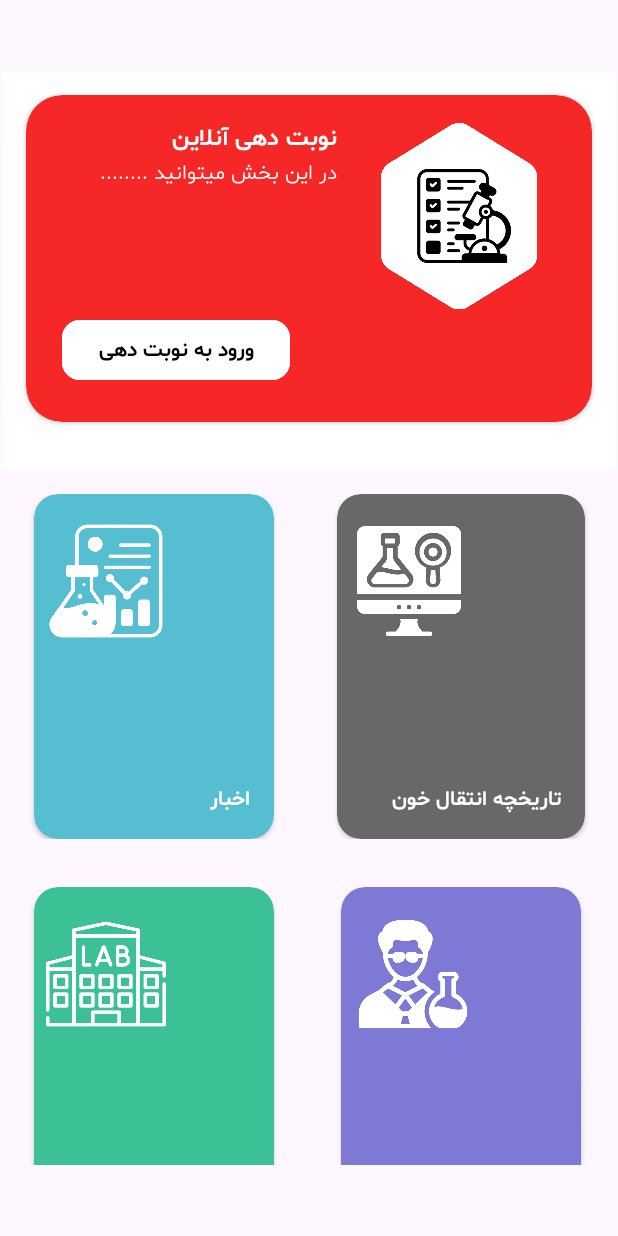
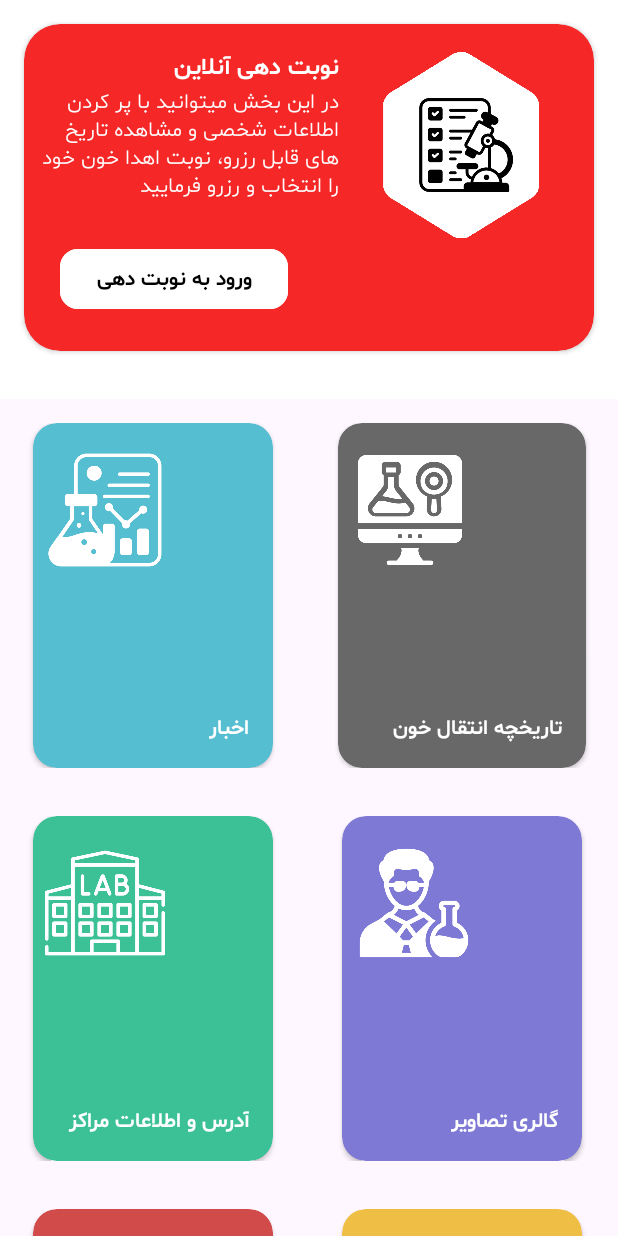
Before and after one commit to alirezamadaniii/BloodLab, an Android app: the screen it shows after launch (MainActivity), on a phone screen of 412 x 824 dp. Run offline under Robolectric (Android 15) with nearby library versions, the phone set to English and light mode, and no system bars; our stand-ins replace data binding; 5 statements that could not run were skipped.

Commit message:
add splash

```diff
--- a/app/src/main/AndroidManifest.xml
+++ b/app/src/main/AndroidManifest.xml
@@ -9,10 +9,10 @@
         android:allowBackup="true"
         android:dataExtractionRules="@xml/data_extraction_rules"
         android:fullBackupContent="@xml/backup_rules"
-        android:icon="@mipmap/ic_launcher"
+        android:icon="@drawable/logo"
         android:label="@string/app_name"
-        android:roundIcon="@mipmap/ic_launcher_round"
-        android:supportsRtl="true"
+        android:roundIcon="@drawable/logo"
+        android:supportsRtl="false"
         android:theme="@style/Theme.BloodLab"
         tools:targetApi="31">
         <activity
--- a/app/src/main/java/com/example/bloodlab/HomeFragment.kt
+++ b/app/src/main/java/com/example/bloodlab/HomeFragment.kt
@@ -1,14 +1,15 @@
 package com.example.bloodlab
 
 import android.os.Bundle
-import androidx.fragment.app.Fragment
+import android.view.KeyEvent
 import android.view.LayoutInflater
 import android.view.View
 import android.view.ViewGroup
 import androidx.databinding.DataBindingUtil
+import androidx.fragment.app.Fragment
 import androidx.navigation.fragment.findNavController
 import com.example.bloodlab.databinding.FragmentHomeBinding
-import com.example.bloodlab.databinding.FragmentNewsBinding
+
 
 class HomeFragment : Fragment() {
     private lateinit var binding: FragmentHomeBinding
@@ -38,8 +39,28 @@ class HomeFragment : Fragment() {
         binding.cardGallery.setOnClickListener {
             findNavController().navigate(R.id.action_homeFragment_to_galleryFragment)
         }
+
+        binding.cardAboutUs.setOnClickListener {
+            findNavController().navigate(R.id.action_homeFragment_to_aboutUsFragment)
+        }
+
+        binding.cardSuggestion.setOnClickListener {
+            findNavController().navigate(R.id.action_homeFragment_to_suggestionFragment)
+        }
     }
 
+    override fun onResume() {
+        super.onResume()
 
+        if (view == null) return
+        requireView().isFocusableInTouchMode = true
+        requireView().requestFocus()
+        requireView().setOnKeyListener { v: View?, keyCode: Int, event: KeyEvent ->
+            if (event.action == KeyEvent.ACTION_UP && keyCode == KeyEvent.KEYCODE_BACK) {
+                return@setOnKeyListener true
+            }
+            false
+        }
+    }
 
 }
--- /dev/null
+++ b/app/src/main/java/com/example/bloodlab/SplashScreenFragment.kt
@@ -0,0 +1,40 @@
+package com.example.bloodlab
+
+import android.os.Bundle
+import android.os.Handler
+import android.view.LayoutInflater
+import android.view.View
+import android.view.ViewGroup
+import android.view.animation.Animation
+import android.view.animation.AnimationUtils
+import androidx.databinding.DataBindingUtil
+import androidx.fragment.app.Fragment
+import androidx.navigation.fragment.findNavController
+import com.example.bloodlab.databinding.FragmentSplashScreenBinding
+
+
+class SplashScreenFragment : Fragment() {
+    private lateinit var binding: FragmentSplashScreenBinding
+      override fun onCreateView(
+        inflater: LayoutInflater, container: ViewGroup?,
+        savedInstanceState: Bundle?
+    ): View? {
+        // Inflate the layout for this fragment
+
+
+          binding = DataBindingUtil.inflate(inflater,com.example.bloodlab.R.layout.fragment_splash_screen, container, false)
+
+          val myFadeInAnimationImage: Animation = AnimationUtils.loadAnimation(requireContext(), com.example.bloodlab.R.anim.fade)
+          binding.cvSplash.startAnimation(myFadeInAnimationImage) //Set animation to your ImageView
+
+          val myFadeInAnimationText: Animation = AnimationUtils.loadAnimation(requireContext(), com.example.bloodlab.R.anim.fade_title)
+          binding.tvSplash.startAnimation(myFadeInAnimationText) //Set animation to your TextView
+
+          Handler().postDelayed({
+              findNavController().navigate(com.example.bloodlab.R.id.action_splashScreenFragment_to_homeFragment)
+          },3500)
+
+          return binding.root
+    }
+
+}
--- /dev/null
+++ b/app/src/main/res/anim/fade.xml
@@ -0,0 +1,12 @@
+<?xml version="1.0" encoding="utf-8"?>
+<set xmlns:android="http://schemas.android.com/apk/res/android">
+    <translate
+        android:duration="1500"
+        android:fromXDelta="-50%"
+        android:fromYDelta="0%" />
+
+    <alpha
+        android:duration="2000"
+        android:fromAlpha="0.1"
+        android:toAlpha="1.0" />
+</set>
--- /dev/null
+++ b/app/src/main/res/anim/fade_title.xml
@@ -0,0 +1,7 @@
+<?xml version="1.0" encoding="utf-8"?>
+<set xmlns:android="http://schemas.android.com/apk/res/android">
+    <alpha
+        android:duration="2000"
+        android:fromAlpha="0.1"
+        android:toAlpha="1.0" />
+</set>
--- a/app/src/main/res/layout/activity_main.xml
+++ b/app/src/main/res/layout/activity_main.xml
@@ -9,8 +9,8 @@
     <androidx.fragment.app.FragmentContainerView
         android:id="@+id/fragmentContainerView"
         android:name="androidx.navigation.fragment.NavHostFragment"
-        android:layout_width="409dp"
-        android:layout_height="729dp"
+        android:layout_width="match_parent"
+        android:layout_height="match_parent"
         app:defaultNavHost="true"
         app:layout_constraintBottom_toBottomOf="parent"
         app:layout_constraintEnd_toEndOf="parent"
--- a/app/src/main/res/layout/fragment_home.xml
+++ b/app/src/main/res/layout/fragment_home.xml
@@ -58,12 +58,14 @@
                             app:layout_constraintTop_toTopOf="@+id/appCompatImageView" />
 
                         <com.google.android.material.textview.MaterialTextView
-                            android:layout_width="wrap_content"
+                            android:layout_width="0dp"
                             android:layout_height="wrap_content"
+                            android:fontFamily="@font/shabnam_light"
+                            android:layout_marginStart="12dp"
+                            android:text="در این بخش میتوانید با پر کردن اطلاعات شخصی و مشاهده تاریخ های قابل رزرو، نوبت اهدا خون خود را انتخاب و رزرو فرمایید"
                             android:textColor="@color/white"
-                            android:text="در این بخش میتوانید ........"
-                            android:fontFamily="@font/shabnam_light"
                             app:layout_constraintEnd_toEndOf="@+id/materialTextView"
+                            app:layout_constraintStart_toStartOf="parent"
                             app:layout_constraintTop_toBottomOf="@+id/materialTextView" />
 
                         <com.google.android.material.button.MaterialButton
@@ -155,6 +157,7 @@
                 android:layout_margin="16dp" />
 
             <include
+                android:id="@+id/card_about_us"
                 layout="@layout/card_about_us"
                 android:layout_width="wrap_content"
                 android:layout_height="wrap_content"
@@ -163,6 +166,7 @@
 
 
             <include
+                android:id="@+id/card_suggestion"
                 layout="@layout/card_sugestion"
                 android:layout_width="wrap_content"
                 android:layout_height="wrap_content"
--- a/app/src/main/res/navigation/main_nav.xml
+++ b/app/src/main/res/navigation/main_nav.xml
@@ -1,8 +1,9 @@
 <?xml version="1.0" encoding="utf-8"?>
 <navigation xmlns:android="http://schemas.android.com/apk/res/android"
     xmlns:app="http://schemas.android.com/apk/res-auto"
+    xmlns:tools="http://schemas.android.com/tools"
     android:id="@+id/main_nav"
-    app:startDestination="@id/homeFragment">
+    app:startDestination="@id/splashScreenFragment">
 
     <fragment
         android:id="@+id/homeFragment"
@@ -20,6 +21,12 @@
         <action
             android:id="@+id/action_homeFragment_to_galleryFragment"
             app:destination="@id/galleryFragment" />
+        <action
+            android:id="@+id/action_homeFragment_to_aboutUsFragment"
+            app:destination="@id/aboutUsFragment" />
+        <action
+            android:id="@+id/action_homeFragment_to_suggestionFragment"
+            app:destination="@id/suggestionFragment" />
     </fragment>
     <fragment
         android:id="@+id/newsFragment"
@@ -37,4 +44,21 @@
         android:id="@+id/galleryFragment"
         android:name="com.example.bloodlab.GalleryFragment"
         android:label="GalleryFragment" />
+    <fragment
+        android:id="@+id/aboutUsFragment"
+        android:name="com.example.bloodlab.AboutUsFragment"
+        android:label="AboutUsFragment" />
+    <fragment
+        android:id="@+id/suggestionFragment"
+        android:name="com.example.bloodlab.SuggestionFragment"
+        android:label="SuggestionFragment" />
+    <fragment
+        android:id="@+id/splashScreenFragment"
+        android:name="com.example.bloodlab.SplashScreenFragment"
+        android:label="fragment_splash_screen"
+        tools:layout="@layout/fragment_splash_screen" >
+        <action
+            android:id="@+id/action_splashScreenFragment_to_homeFragment"
+            app:destination="@id/homeFragment" />
+    </fragment>
 </navigation>
--- a/app/src/main/res/values/strings.xml
+++ b/app/src/main/res/values/strings.xml
@@ -1,5 +1,5 @@
 <resources>
-    <string name="app_name">Blood Lab</string>
+    <string name="app_name">انتقال خون سیستان بلوچستان</string>
     <!-- TODO: Remove or change this placeholder text -->
     <string name="hello_blank_fragment">Hello blank fragment</string>
 </resources>
```
Also changed, not shown: app/src/main/java/com/example/bloodlab/AboutUsFragment.kt (added, +51 -0 lines), app/src/main/java/com/example/bloodlab/SuggestionFragment.kt (added, +47 -0 lines), app/src/main/res/layout/fragment_about_us.xml (added, +31 -0 lines), app/src/main/res/layout/fragment_splash_screen.xml (added, +41 -0 lines), app/src/main/res/layout/fragment_suggestion.xml (added, +30 -0 lines), app/src/main/res/drawable/logo.jpg (added), 1 other file.
